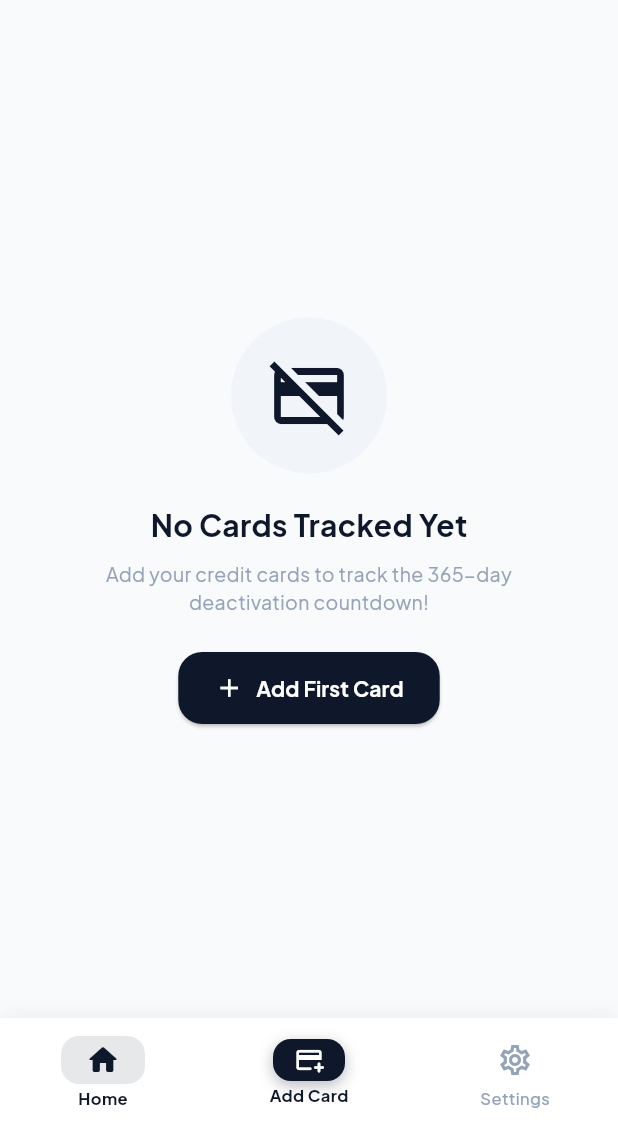
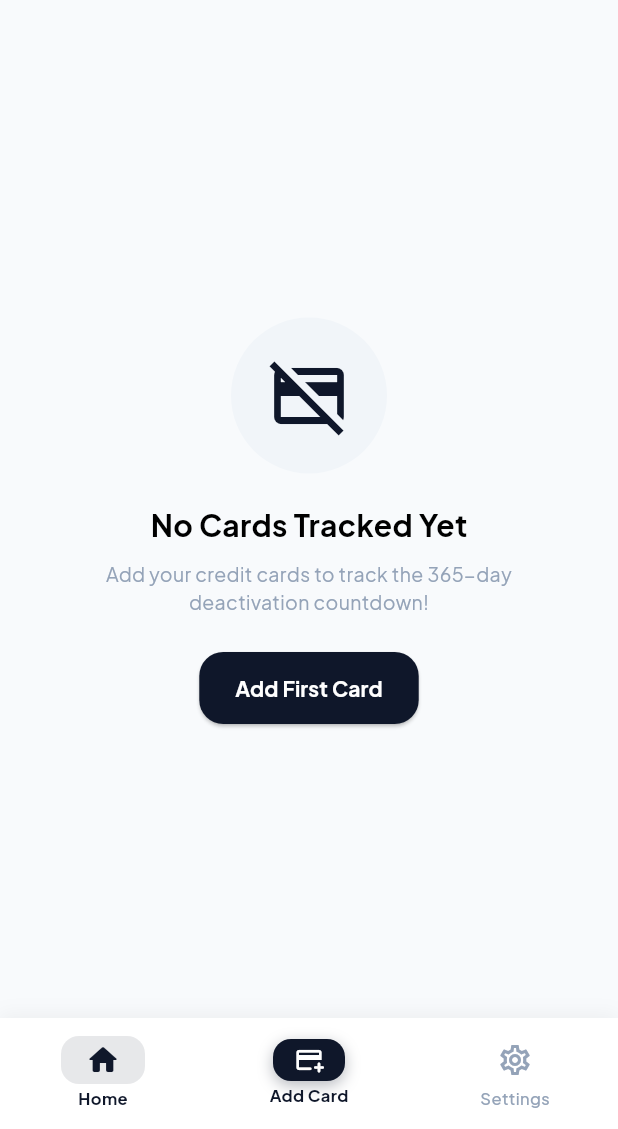
Before and after one commit to GamerJagdish/cardminder, a Flutter app: the screen it shows after launch, on a phone screen of 412 x 824 dp, the part 107-1236 px from its top. Run offline on Flutter 3.47's test engine with Material 3 defaults, Android fonts, the phone set to English and light mode, and no system bars; our stand-ins replace file_picker, flutter_colorpicker, flutter_local_notifications, flutter_riverpod, flutter_svg, google_fonts and 3 more; missing offline and left inert: encrypt, home_widget; accounts and stored records are empty.

Commit message:
feat: enhance UI responsiveness with dynamic theming for empty states and dialogs

```diff
--- a/lib/screens/home_screen.dart
+++ b/lib/screens/home_screen.dart
@@ -678,6 +678,8 @@ class _HomeScreenState extends ConsumerState<HomeScreen> {
   }
 
   Widget _buildEmptyState() {
+    final isDark = Theme.of(context).brightness == Brightness.dark;
+
     return Center(
       child: Padding(
         padding: const EdgeInsets.all(32.0),
@@ -686,23 +688,25 @@ class _HomeScreenState extends ConsumerState<HomeScreen> {
           children: [
             Container(
               padding: const EdgeInsets.all(24),
-              decoration: const BoxDecoration(
-                color: Color(0xFFF1F5F9),
+              decoration: BoxDecoration(
+                color: isDark
+                    ? const Color(0xFF1E293B)
+                    : const Color(0xFFF1F5F9),
                 shape: BoxShape.circle,
               ),
-              child: const Icon(
+              child: Icon(
                 Icons.credit_card_off_outlined,
                 size: 56,
-                color: AppTheme.primaryNavy,
+                color: Theme.of(context).colorScheme.primary,
               ),
             ),
             const SizedBox(height: 20),
-            const Text(
+            Text(
               'No Cards Tracked Yet',
               style: TextStyle(
                 fontSize: 20,
                 fontWeight: FontWeight.bold,
-                color: AppTheme.textDark,
+                color: Theme.of(context).colorScheme.onSurface,
               ),
             ),
             const SizedBox(height: 8),
@@ -715,7 +719,7 @@ class _HomeScreenState extends ConsumerState<HomeScreen> {
               ),
             ),
             const SizedBox(height: 24),
-            ElevatedButton.icon(
+            ElevatedButton(
               onPressed: () {
                 Navigator.push(
                   context,
@@ -723,18 +727,22 @@ class _HomeScreenState extends ConsumerState<HomeScreen> {
                 );
               },
               style: ElevatedButton.styleFrom(
-                backgroundColor: AppTheme.primaryNavy,
-                foregroundColor: Colors.white,
+                backgroundColor: isDark
+                    ? AppTheme.primaryAccentDark
+                    : AppTheme.primaryNavy,
+                foregroundColor: isDark ? Colors.black : Colors.white,
                 padding:
                     const EdgeInsets.symmetric(horizontal: 24, vertical: 14),
                 shape: RoundedRectangleBorder(
                   borderRadius: BorderRadius.circular(16),
                 ),
               ),
-              icon: const Icon(Icons.add, size: 20),
-              label: const Text(
+              child: Text(
                 'Add First Card',
-                style: TextStyle(fontWeight: FontWeight.bold),
+                style: TextStyle(
+                  fontWeight: FontWeight.bold,
+                  color: isDark ? Colors.black : Colors.white,
+                ),
               ),
             ),
           ],
--- a/pubspec.yaml
+++ b/pubspec.yaml
@@ -16,7 +16,7 @@ publish_to: 'none' # Remove this line if you wish to publish to pub.dev
 # https://developer.apple.com/library/archive/documentation/General/Reference/InfoPlistKeyReference/Articles/CoreFoundationKeys.html
 # In Windows, build-name is used as the major, minor, and patch parts
 # of the product and file versions while build-number is used as the build suffix.
-version: 1.1.0+11
+version: 1.1.1+12
 
 environment:
   sdk: ^3.12.2
```
Also changed, not shown: lib/screens/settings_screen.dart (+19 -11 lines), lib/widgets/delete_confirmation_dialog.dart (+9 -5 lines).
